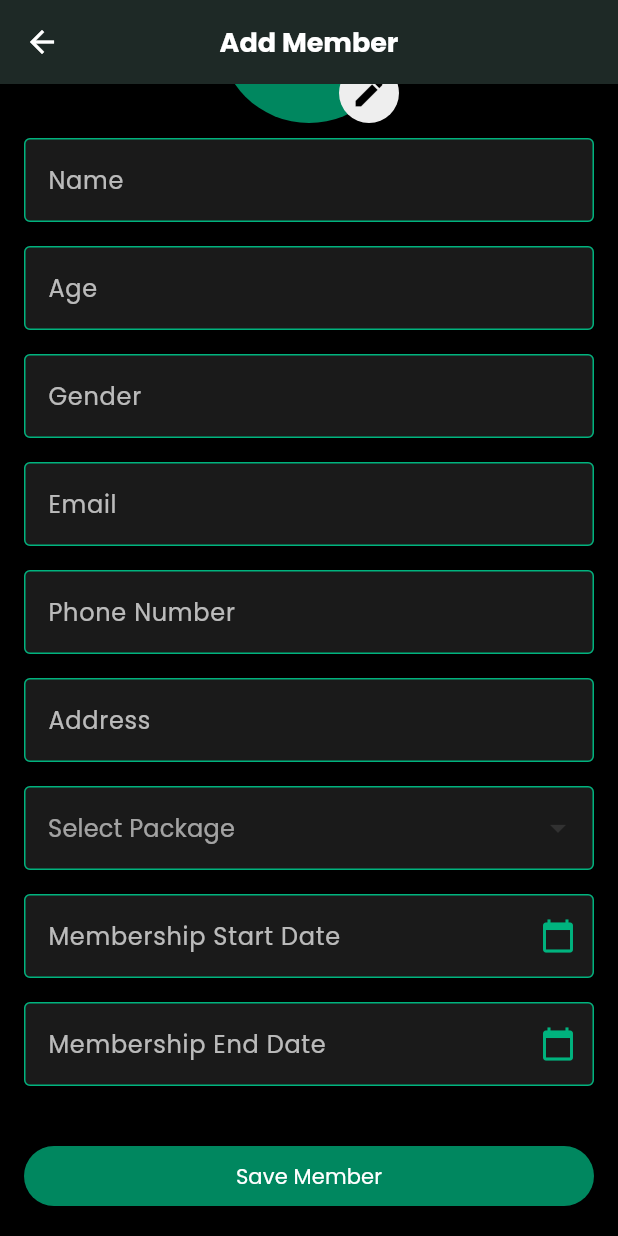
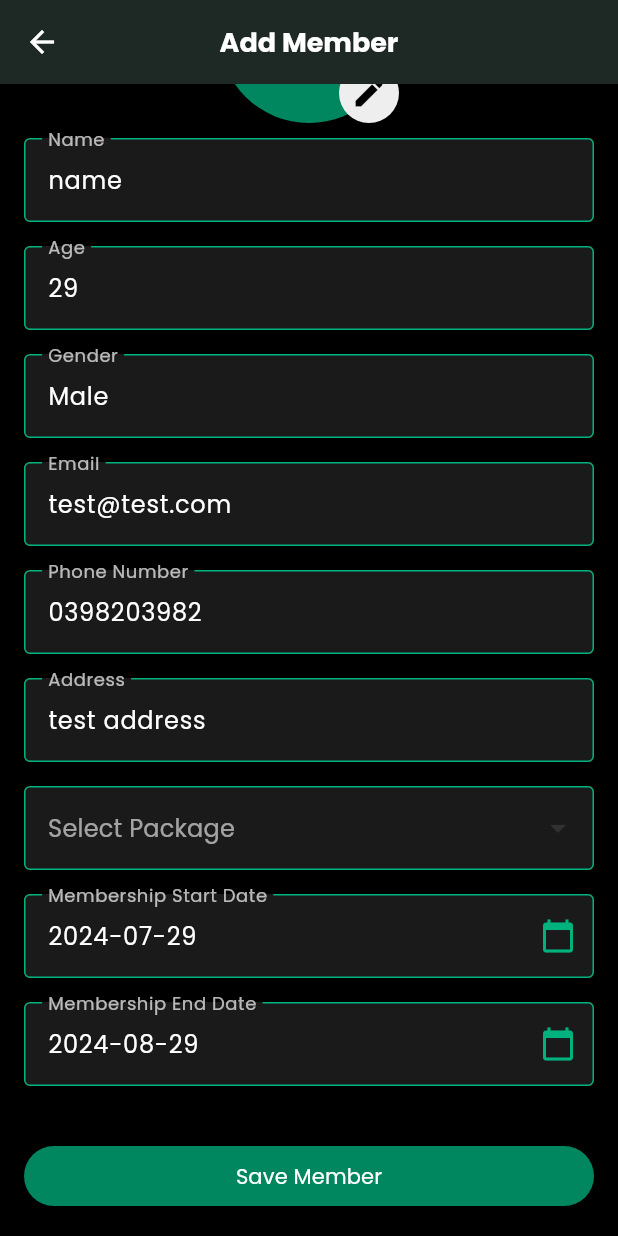
Before and after one commit to krish-dev-7/kumbu_admin, a Flutter app: the AddMemberPage screen opened directly, scrolled down 110 dp, after a tap on "Save Member", on a phone screen of 412 x 824 dp. Run offline on Flutter 3.47's test engine with Material 3 defaults, Android fonts, the light colour scheme and no system bars; our stand-ins replace image_picker, table_calendar; accounts and stored records are empty; network calls fail; statements that could not run were skipped.

Commit message:
Membership approval

```diff
--- a/lib/Screens/AddMembersPage.dart
+++ b/lib/Screens/AddMembersPage.dart
@@ -32,6 +32,18 @@ class _AddMemberPageState extends State<AddMemberPage> {
   final TextEditingController membershipEndDateController = TextEditingController();
   final TextEditingController packageController = TextEditingController();
 
+  void initializeControllersForTesting(){
+    imageUrlController.text="";
+    nameController.text="name";
+    ageController.text="29";
+    genderController.text="Male";
+    emailController.text="test@test.com";
+    phoneNumberController.text="0398203982";
+    addressController.text="test address";
+    membershipStartDateController.text="2024-07-29";
+    membershipEndDateController.text="2024-08-29";
+  }
+
   File? _image;
   final picker = ImagePicker();
   final MemberService _memberService = MemberService();
@@ -54,6 +66,7 @@ class _AddMemberPageState extends State<AddMemberPage> {
   void initState() {
     super.initState();
     _fetchPackages();
+    initializeControllersForTesting();// todo: Remove after testing
   }
 
   Future<void> _fetchPackages() async {
@@ -385,10 +398,10 @@ class _AddMemberPageState extends State<AddMemberPage> {
       daysAttended: 0, // Example: Set days attended
     );
     if(user?.role=="Admin"){
-      _adminSave(newMember);
-    }
-    else{
-      MembershipRequest newMembershipRequest = MembershipRequest.fromGymMember(newMember, user?.id??"");
+      // _adminSave(newMember);
+    // }
+    // else{ todo : Uncomment after testing finished
+      MembershipRequest newMembershipRequest = MembershipRequest.fromGymMember(newMember, user?.id??"",user?.name??"");
       _addMemberRequest(newMembershipRequest);
     }
 
--- a/lib/service/MembershipRequestService.dart
+++ b/lib/service/MembershipRequestService.dart
@@ -8,6 +8,7 @@ class MembershipRequestService{
   final baseUrl= "${BASE_URL}/api";
   Future<List<MembershipRequest>> getAllMembershipRequests() async {
     final response = await http.get(Uri.parse('$baseUrl/membershipRequests'));
+    print("membershipRequestService@11 ${response.body}");
     if (response.statusCode == 200) {
       final List<dynamic> jsonData = json.decode(response.body);
       return jsonData.map((json) => MembershipRequest.fromJson(json)).toList();
@@ -31,6 +32,7 @@ class MembershipRequestService{
       headers: {'Content-Type': 'application/json'},
       body: json.encode(request.toJson()),
     );
+    print(response.body);
     if (response.statusCode == 201) {
       return MembershipRequest.fromJson(json.decode(response.body));
     } else {
@@ -60,6 +62,7 @@ class MembershipRequestService{
 
   Future<void> approveRequest(String id) async {
     final response = await http.post(Uri.parse('$baseUrl/membershipRequests/$id/approve'));
+    print("MembershipRequestService @65 ${response.body}");
     if (response.statusCode != 200) {
       throw Exception('Failed to approve membership request');
     }
--- a/lib/service/UserService.dart
+++ b/lib/service/UserService.dart
@@ -22,7 +22,6 @@ class UserService {
   Future<User> getUserById(String id) async {
     final response = await http.get(Uri.parse('$baseUrl/users/$id'));
     if (response.statusCode == 200) {
-      user = User.fromJson(json.decode(response.body));
       return user!;
     } else {
       throw Exception('Failed to load user');
@@ -65,8 +64,10 @@ class UserService {
   Future<User?> getUserByEmail(String email) async {
     final url = '$baseUrl/users/email/$email';
     final response = await http.get(Uri.parse(url));
+
     if (response.statusCode == 200) {
-      return User.fromJson(json.decode(response.body));
+      user = User.fromJson(json.decode(response.body));
+      return user;
     } else {
       return null;
     }
```
Also changed, not shown: lib/Models/MembershipRequest.dart (+8 -4 lines), lib/Screens/AppDrawer.dart (+7 -0 lines), lib/Screens/MembershipRequestPage.dart (+6 -3 lines), lib/main.dart (+5 -3 lines).
